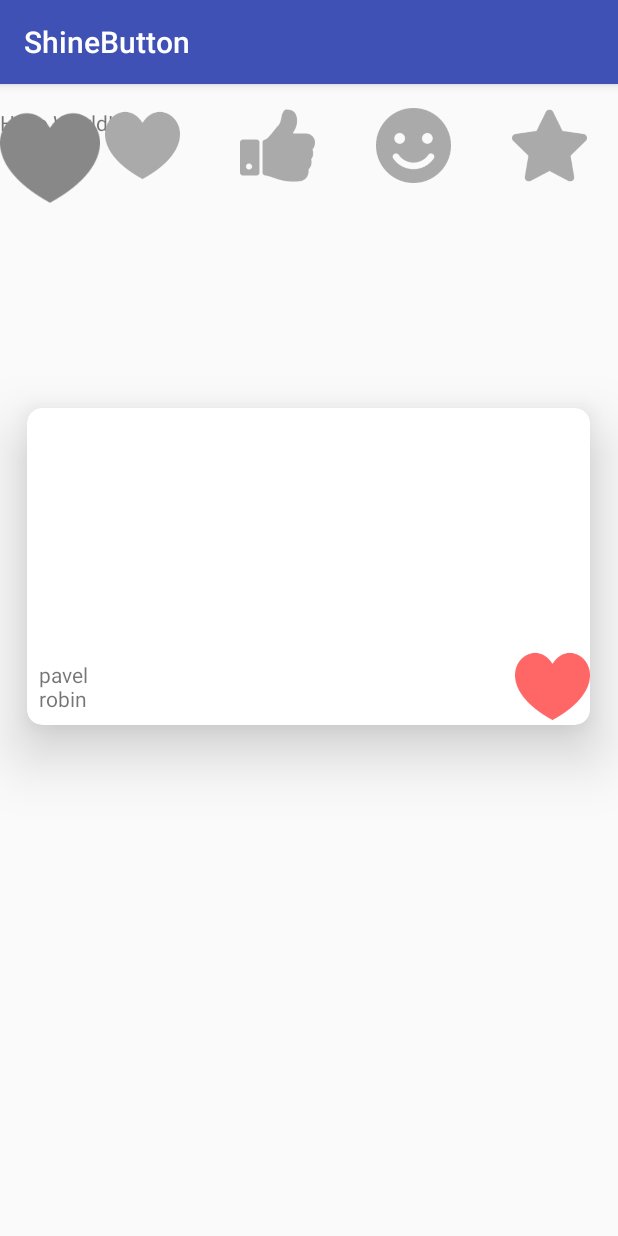
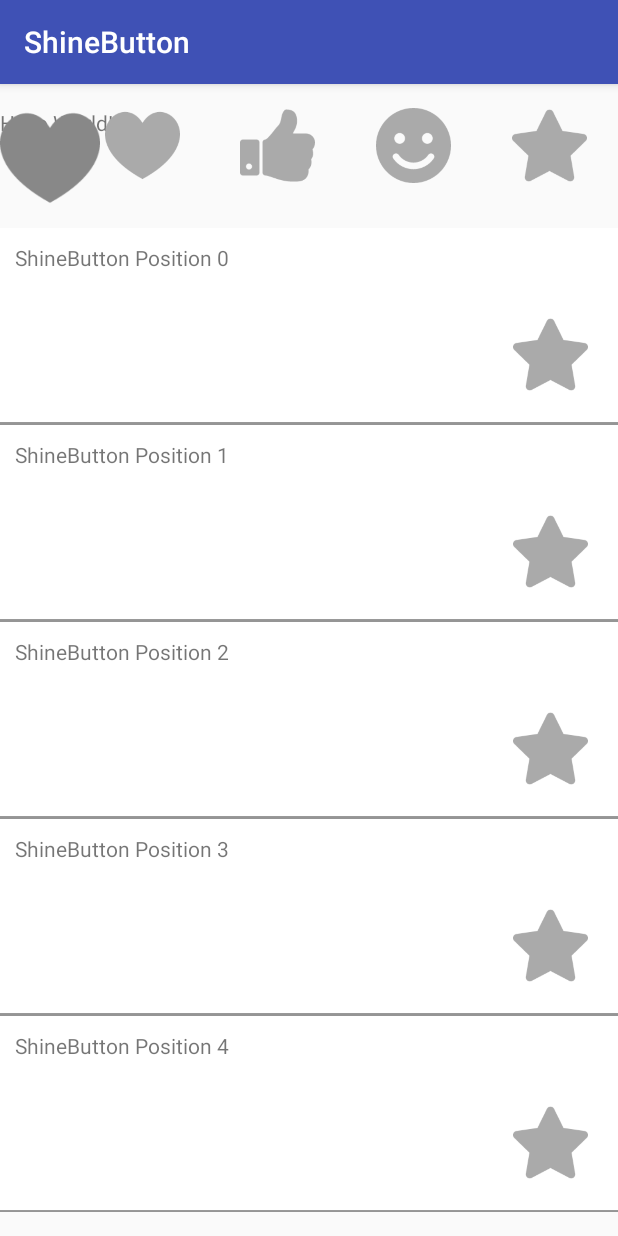
Before and after one commit to ChadCSong/ShineButton, an Android app: the screen it shows after launch (MainActivity), on a phone screen of 412 x 824 dp. Run offline under Robolectric (Android 15) with nearby library versions, the phone set to English and light mode, and no system bars; libraries missing offline, so code that uses them is left out: com.daasuu.ei.

Commit message:
Fix: OnCheck callback conflict. https://github.com/ChadCSong/ShineButton/issues/17

```diff
--- a/app/src/main/java/com/sackcentury/shinebutton/MainActivity.java
+++ b/app/src/main/java/com/sackcentury/shinebutton/MainActivity.java
@@ -10,8 +10,12 @@ import android.view.ViewGroup;
 import android.widget.BaseAdapter;
 import android.widget.LinearLayout;
 import android.widget.ListView;
+import android.widget.TextView;
 
 import com.sackcentury.shinebuttonlib.ShineButton;
+
+import java.util.ArrayList;
+import java.util.List;
 
 public class MainActivity extends AppCompatActivity {
     String TAG = "MainActivity";
@@ -21,6 +25,7 @@ public class MainActivity extends AppCompatActivity {
     ShineButton porterShapeImageView3;
 
     ListView listView;
+
     @Override
     protected void onCreate(Bundle savedInstanceState) {
         super.onCreate(savedInstanceState);
@@ -59,7 +64,6 @@ public class MainActivity extends AppCompatActivity {
         }
 
 
-
         shineButton.setOnClickListener(new View.OnClickListener() {
             @Override
             public void onClick(View view) {
@@ -69,7 +73,7 @@ public class MainActivity extends AppCompatActivity {
         shineButton.setOnCheckStateChangeListener(new ShineButton.OnCheckedChangeListener() {
             @Override
             public void onCheckedChanged(View view, boolean checked) {
-                Log.e(TAG, "click "+checked);
+                Log.e(TAG, "click " + checked);
             }
         });
 
@@ -89,16 +93,24 @@ public class MainActivity extends AppCompatActivity {
 
     }
 
+    List<Data> dataList = new ArrayList<>();
+
+
     class ListAdapter extends BaseAdapter {
+        public ListAdapter() {
+            for (int i = 0; i < 20; i++) {
+                dataList.add(new Data());
+            }
+        }
 
         @Override
         public int getCount() {
-            return 20;
+            return dataList.size();
         }
 
         @Override
         public Object getItem(int i) {
-            return null;
+            return dataList.get(i);
         }
 
         @Override
@@ -107,12 +119,26 @@ public class MainActivity extends AppCompatActivity {
         }
 
         @Override
-        public View getView(int i, View view, ViewGroup viewGroup) {
+        public View getView(final int i, View view, ViewGroup viewGroup) {
             if (view == null) {
                 view = LayoutInflater.from(MainActivity.this).inflate(R.layout.list_item, null);
             }
-
+            ShineButton button = (ShineButton) view.findViewById(R.id.po_image);
+            TextView textView = (TextView) view.findViewById(R.id.text_item_id);
+            textView.setText("ShineButton Position " + i);
+            button.setChecked(dataList.get(i).checked);
+            button.setOnCheckStateChangeListener(new ShineButton.OnCheckedChangeListener() {
+                @Override
+                public void onCheckedChanged(View view, boolean checked) {
+                    dataList.get(i).checked = checked;
+                }
+            });
             return view;
         }
     }
+
+    class Data {
+        public int position;
+        public boolean checked;
+    }
 }
--- a/app/src/main/res/layout/activity_main.xml
+++ b/app/src/main/res/layout/activity_main.xml
@@ -100,7 +100,7 @@
         android:layout_width="match_parent"
         android:layout_height="match_parent"
         android:id="@+id/list"
-        android:visibility="gone"
+        android:visibility="visible"
         android:background="@android:color/darker_gray">
 
     </ListView>
@@ -114,6 +114,7 @@
         android:layout_centerHorizontal="true"
         android:layout_marginBottom="5dp"
         card_view:cardCornerRadius="10dp"
+        android:visibility="gone"
         card_view:cardElevation="24dp">
 
         <LinearLayout
--- a/app/src/main/res/layout/list_item.xml
+++ b/app/src/main/res/layout/list_item.xml
@@ -6,14 +6,28 @@
     android:layout_height="match_parent"
     android:background="@android:color/background_light">
 
+    <TextView
+        android:layout_width="wrap_content"
+        android:layout_height="wrap_content"
+        android:text="ShineButton"
+        android:id="@+id/text_item_id"
+        android:padding="10dp" />
     <com.sackcentury.shinebuttonlib.ShineButton
         android:layout_width="50dp"
         android:layout_height="50dp"
-        android:layout_margin="10dp"
-        android:layout_centerInParent="true"
-        android:id="@+id/po_image3"
+        android:layout_margin="20dp"
+        android:layout_gravity="right"
+        android:id="@+id/po_image"
         app:btn_color="@android:color/darker_gray"
         app:btn_fill_color="#996699"
         app:enable_flashing="true"
         app:siShape="@raw/star" />
+
+    <View
+        android:layout_width="match_parent"
+        android:layout_height="0.1dp"
+
+        android:background="#999">
+
+    </View>
 </LinearLayout>
--- a/shinebuttonlib/src/main/java/com/sackcentury/shinebuttonlib/ShineButton.java
+++ b/shinebuttonlib/src/main/java/com/sackcentury/shinebuttonlib/ShineButton.java
@@ -110,6 +110,10 @@ public class ShineButton extends PorterShapeImageView {
     }
 
     public void setChecked(boolean checked, boolean anim) {
+        setChecked(checked, anim, true);
+    }
+
+    private void setChecked(boolean checked, boolean anim, boolean callBack) {
         isChecked = checked;
         if (checked) {
             setSrcColor(btnFillColor);
@@ -120,11 +124,13 @@ public class ShineButton extends PorterShapeImageView {
             isChecked = false;
             if (anim) setCancel();
         }
-        onListenerUpdate(checked);
+        if (callBack) {
+            onListenerUpdate(checked);
+        }
     }
 
     public void setChecked(boolean checked) {
-        setChecked(checked, false);
+        setChecked(checked, false, false);
     }
 
     private void onListenerUpdate(boolean checked) {
@@ -184,6 +190,7 @@ public class ShineButton extends PorterShapeImageView {
     public void setShineSize(int size) {
         shineParams.shineSize = size;
     }
+
     @Override
     public void setOnClickListener(OnClickListener l) {
         if (l instanceof OnButtonClickListener) {
```
